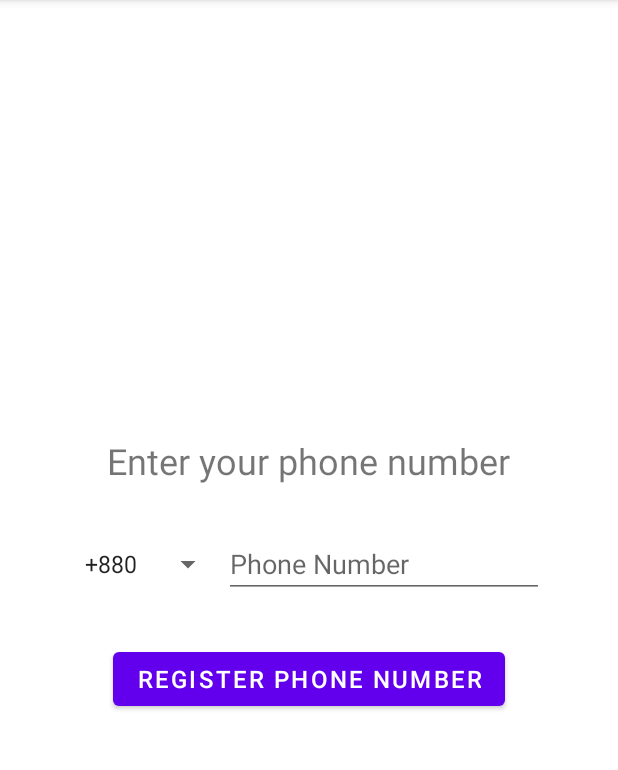
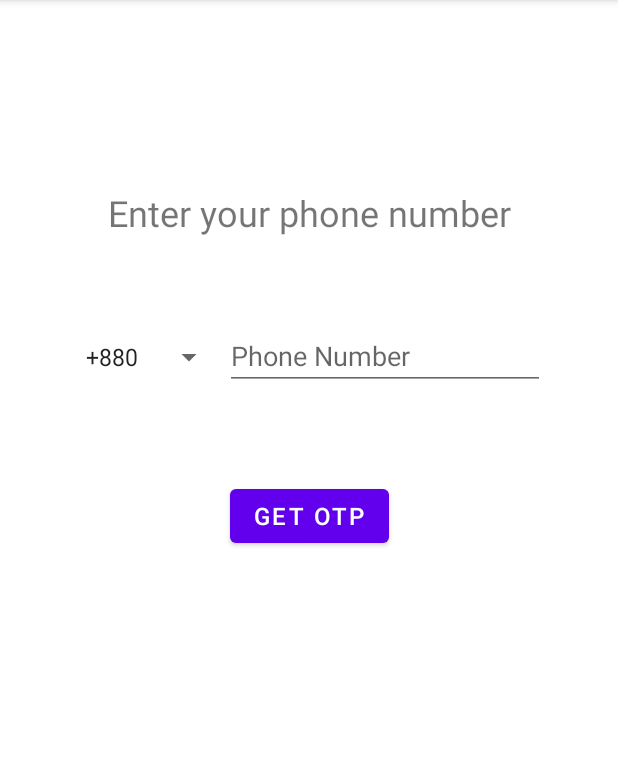
Before and after one commit to TeamAugmentors/JobSeeker, an Android app: the screen it shows after launch (MainActivity before the commit, WelcomeScreen after it), on a phone screen of 412 x 824 dp, the part 84-854 px from its top. Run offline under Robolectric (Android 15) with nearby library versions, the phone set to English and light mode, and no system bars; libraries missing offline, so code that uses them is left out: com.mukesh, com.parse; 3 statements that could not run were skipped.

Commit message:
Simplified stuff

```diff
--- a/app/src/main/java/com/example/jobseeker/MainActivity.java
+++ /dev/null
@@ -1,74 +0,0 @@
-package com.example.jobseeker;
-
-import androidx.appcompat.app.AppCompatActivity;
-import androidx.fragment.app.Fragment;
-import androidx.viewpager.widget.PagerAdapter;
-import androidx.viewpager.widget.ViewPager;
-import androidx.viewpager2.widget.ViewPager2;
-
-import android.content.Intent;
-import android.os.Bundle;
-import android.transition.Slide;
-import android.view.View;
-import android.view.ViewParent;
-import android.widget.EditText;
-import android.widget.ListView;
-import android.widget.Toast;
-
-import com.example.jobseeker.databinding.ActivityMainBinding;
-import com.example.jobseeker.fragments.PageFragment1;
-import com.example.jobseeker.fragments.PageFragment2;
-
-import java.util.ArrayList;
-import java.util.List;
-
-public class MainActivity extends AppCompatActivity {
-
-    ActivityMainBinding binding;
-    boolean slideChange = false;
-    @Override
-    protected void onCreate(Bundle savedInstanceState) {
-        super.onCreate(savedInstanceState);
-        binding=ActivityMainBinding.inflate(getLayoutInflater());
-        setContentView(binding.getRoot());
-
-
-
-        SlidePageAdapter slidePageAdapter = new SlidePageAdapter(this);
-
-        binding.viewPager2.setAdapter(slidePageAdapter);
-
-        binding.viewPager2.registerOnPageChangeCallback(new ViewPager2.OnPageChangeCallback() {
-            @Override
-            public void onPageSelected(int position) {
-                if(position==1 && !slideChange){
-                    binding.viewPager2.setCurrentItem(0);
-                    Toast.makeText(MainActivity.this,"You must enter phone number",Toast.LENGTH_SHORT).show();
-                }
-                else{
-                    slideChange=false;
-                }
-            }
-        });
-
-
-    }
-    public void register(View view) {
-        String phoneNo = ((EditText)findViewById(R.id.editTextPhone)).getText().toString();
-        if(phoneNo.length()==0){
-            Toast.makeText(MainActivity.this,"Enter phone number",Toast.LENGTH_SHORT).show();
-        }
-        else if(phoneNo.length()!=11){
-            Toast.makeText(MainActivity.this,"Enter correct phone number",Toast.LENGTH_SHORT).show();
-        }
-        else{
-            slideChange=true;
-            binding.viewPager2.setCurrentItem(1);
-        }
-    }
-
-    public void verify(View view) {
-        Intent intent = new Intent(MainActivity.this,NextActivity.class);
-        startActivity(intent);
-    }
-}
--- a/app/src/main/java/com/example/jobseeker/SlidePageAdapter.java
+++ /dev/null
@@ -1,38 +0,0 @@
-package com.example.jobseeker;
-
-import androidx.annotation.NonNull;
-import androidx.fragment.app.Fragment;
-import androidx.fragment.app.FragmentActivity;
-import androidx.fragment.app.FragmentManager;
-import androidx.fragment.app.FragmentStatePagerAdapter;
-import androidx.viewpager2.adapter.FragmentStateAdapter;
-
-import com.example.jobseeker.fragments.PageFragment1;
-import com.example.jobseeker.fragments.PageFragment2;
-
-import java.util.List;
-
-public class SlidePageAdapter extends FragmentStateAdapter {
-
-
-    public SlidePageAdapter(@NonNull FragmentActivity fragmentActivity) {
-        super(fragmentActivity);
-    }
-
-    @NonNull
-    @Override
-    public Fragment createFragment(int position) {
-        switch (position) {
-            case 0:
-                return new PageFragment1();
-            case 1:
-                return new PageFragment2();
-        }
-        return null;
-    }
-
-    @Override
-    public int getItemCount() {
-        return 2;
-    }
-}
--- a/app/src/main/java/com/example/jobseeker/SplashScreen.java
+++ b/app/src/main/java/com/example/jobseeker/app/startScreen/SplashScreen.java
@@ -1,9 +1,11 @@
-package com.example.jobseeker;
+package com.example.jobseeker.app.startScreen;
 
 import androidx.appcompat.app.AppCompatActivity;
 
 import android.content.Intent;
 import android.os.Bundle;
+
+import com.example.jobseeker.R;
 
 public class SplashScreen extends AppCompatActivity {
 
@@ -11,10 +13,8 @@ public class SplashScreen extends AppCompatActivity {
     protected void onCreate(Bundle savedInstanceState) {
         super.onCreate(savedInstanceState);
         setContentView(R.layout.activity_splash_screen);
-
-        startActivity(new Intent(this,MainActivity.class));
+        startActivity(new Intent(this, WelcomeScreen.class));
         finish();
     }
 
-
 }
--- /dev/null
+++ b/app/src/main/java/com/example/jobseeker/app/startScreen/WelcomeScreen.java
@@ -0,0 +1,86 @@
+package com.example.jobseeker.app.startScreen;
+
+import androidx.appcompat.app.AppCompatActivity;
+import androidx.viewpager2.widget.ViewPager2;
+
+import android.content.Intent;
+import android.os.Bundle;
+import android.util.Log;
+import android.view.View;
+import android.widget.EditText;
+import android.widget.TextView;
+import android.widget.Toast;
+
+import com.example.jobseeker.R;
+import com.example.jobseeker.databinding.ActivityMainBinding;
+import com.example.jobseeker.app.homePage.HomePage;
+import com.example.jobseeker.app.startScreen.adapters.WelcomeScreenViewPager2Adapter;
+import com.parse.ParseException;
+import com.parse.ParseUser;
+import com.parse.SignUpCallback;
+
+public class WelcomeScreen extends AppCompatActivity {
+
+    ActivityMainBinding binding;
+    boolean slideChange = false;
+    WelcomeScreenViewPager2Adapter adapter;
+
+    @Override
+    protected void onCreate(Bundle savedInstanceState) {
+        super.onCreate(savedInstanceState);
+        binding = ActivityMainBinding.inflate(getLayoutInflater());
+        setContentView(binding.getRoot());
+
+        init();
+    }
+
+    private void init() {
+        adapter = new WelcomeScreenViewPager2Adapter(this);
+
+        binding.viewPager2.setAdapter(adapter);
+        binding.viewPager2.setOffscreenPageLimit(5);
+
+        binding.viewPager2.registerOnPageChangeCallback(new ViewPager2.OnPageChangeCallback() {
+            @Override
+            public void onPageSelected(int position) {
+                if (position == 1 && !slideChange) {
+                    binding.viewPager2.setCurrentItem(0);
+                    Toast.makeText(WelcomeScreen.this, "You must enter phone number", Toast.LENGTH_SHORT).show();
+                } else {
+                    slideChange = false;
+                }
+            }
+        });
+
+    }
+
+    //onClick
+    public void getOtp(View view) {
+        String phoneNo = ((EditText) findViewById(R.id.editTextPhone)).getText().toString();
+        if (phoneNo.length() == 0) {
+            Toast.makeText(WelcomeScreen.this, "Please enter your phone number", Toast.LENGTH_SHORT).show();
+        } else if (phoneNo.length() != 11) {
+            Toast.makeText(WelcomeScreen.this, "Please enter a correct phone number!", Toast.LENGTH_SHORT).show();
+        } else {
+            slideChange = true;
+            binding.viewPager2.setCurrentItem(1);
+            adapter.getEnterOTPSlide().setOtpHeaderText("We have sent a code to +88" + phoneNo);
+
+            createUser(phoneNo);
+        }
+    }
+
+    //Parse
+
+    public void createUser(String phoneNo) {
+        ParseUser user = new ParseUser();
+        user.setUsername(phoneNo);
+        user.setPassword("1234abc");
+
+    }
+
+    public void verify(View view) {
+        Intent intent = new Intent(WelcomeScreen.this, HomePage.class);
+        startActivity(intent);
+    }
+}
--- /dev/null
+++ b/app/src/main/java/com/example/jobseeker/app/startScreen/adapters/WelcomeScreenViewPager2Adapter.java
@@ -0,0 +1,37 @@
+package com.example.jobseeker.app.startScreen.adapters;
+
+import androidx.annotation.NonNull;
+import androidx.fragment.app.Fragment;
+import androidx.fragment.app.FragmentActivity;
+import androidx.viewpager2.adapter.FragmentStateAdapter;
+
+import com.example.jobseeker.app.startScreen.fragments.EnterPhoneSlide;
+import com.example.jobseeker.app.startScreen.fragments.EnterOTPSlide;
+
+public class WelcomeScreenViewPager2Adapter extends FragmentStateAdapter {
+    EnterOTPSlide enterOTPSlide = new EnterOTPSlide();
+
+    public WelcomeScreenViewPager2Adapter(@NonNull FragmentActivity fragmentActivity) {
+        super(fragmentActivity);
+    }
+
+    @NonNull
+    @Override
+    public Fragment createFragment(int position) {
+        switch (position) {
+            case 0:
+                return new EnterPhoneSlide();
+            case 1:
+                return enterOTPSlide;
+        }
+        return null;
+    }
+
+    public EnterOTPSlide getEnterOTPSlide(){
+        return enterOTPSlide;
+    }
+    @Override
+    public int getItemCount() {
+        return 2;
+    }
+}
--- /dev/null
+++ b/app/src/main/java/com/example/jobseeker/app/startScreen/fragments/EnterOTPSlide.java
@@ -0,0 +1,44 @@
+package com.example.jobseeker.app.startScreen.fragments;
+
+import android.os.Bundle;
+import android.view.LayoutInflater;
+import android.view.View;
+import android.view.ViewGroup;
+import android.widget.TextView;
+
+import androidx.annotation.NonNull;
+import androidx.annotation.Nullable;
+import androidx.fragment.app.Fragment;
+
+import com.example.jobseeker.R;
+import com.mukesh.OtpView;
+
+public class EnterOTPSlide extends Fragment {
+
+    OtpView otpView;
+    @Nullable
+    @Override
+    public View onCreateView(@NonNull LayoutInflater inflater, @Nullable ViewGroup container, @Nullable Bundle savedInstanceState) {
+        return inflater.inflate(R.layout.fragment_enter_otp_slide,container,false);
+    }
+
+    TextView otpHeader;
+    @Override
+    public void onViewCreated(@NonNull View view, @Nullable Bundle savedInstanceState) {
+        otpHeader = getView().findViewById(R.id.otp_header);
+        otpView = getView().findViewById(R.id.otp_view);
+
+        otpView.setAnimationEnable(true);
+    }
+
+
+    public TextView getOtpHeader() {
+        return otpHeader;
+    }
+
+    public void setOtpHeaderText(String text) {
+        otpHeader.setText(text);
+    }
+
+
+}
--- a/app/src/main/java/com/example/jobseeker/fragments/PageFragment2.java
+++ b/app/src/main/java/com/example/jobseeker/app/startScreen/fragments/EnterPhoneSlide.java
@@ -1,9 +1,10 @@
-package com.example.jobseeker.fragments;
+package com.example.jobseeker.app.startScreen.fragments;
 
 import android.os.Bundle;
 import android.view.LayoutInflater;
 import android.view.View;
 import android.view.ViewGroup;
+import android.widget.TextView;
 
 import androidx.annotation.NonNull;
 import androidx.annotation.Nullable;
@@ -11,11 +12,12 @@ import androidx.fragment.app.Fragment;
 
 import com.example.jobseeker.R;
 
-public class PageFragment2 extends Fragment {
+public class EnterPhoneSlide extends Fragment {
+
     @Nullable
     @Override
     public View onCreateView(@NonNull LayoutInflater inflater, @Nullable ViewGroup container, @Nullable Bundle savedInstanceState) {
+        return inflater.inflate(R.layout.fragment_enter_phone_slide,container,false);
+    }
 
-        return inflater.inflate(R.layout.fragment_2,container,false);
-    }
 }
--- a/app/src/main/java/com/example/jobseeker/fragments/PageFragment1.java
+++ /dev/null
@@ -1,21 +0,0 @@
-package com.example.jobseeker.fragments;
-
-import android.os.Bundle;
-import android.view.LayoutInflater;
-import android.view.View;
-import android.view.ViewGroup;
-
-import androidx.annotation.NonNull;
-import androidx.annotation.Nullable;
-import androidx.fragment.app.Fragment;
-
-import com.example.jobseeker.R;
-
-public class PageFragment1 extends Fragment {
-    @Nullable
-    @Override
-    public View onCreateView(@NonNull LayoutInflater inflater, @Nullable ViewGroup container, @Nullable Bundle savedInstanceState) {
-
-        return inflater.inflate(R.layout.fragment_1,container,false);
-    }
-}
--- a/app/src/main/java/com/example/jobseeker/parseSdk/Connect.java
+++ b/app/src/main/java/com/example/jobseeker/parseSdk/Connect.java
@@ -11,9 +11,10 @@ public class Connect extends Application {
     @Override
     public void onCreate() {
         super.onCreate();
+
         Parse.initialize(new Parse.Configuration.Builder(this)
-                .applicationId("BCrUQVkk80pCdeImSXoKXL5ZCtyyEZwbN7mAb11f")
-                .clientKey("rWFPEbTs7UzkaVsIXnQ4qmmr9oWqwXfiiJehtIZu")
+                .applicationId("gRw1Gi6IbKyW5gzLO9Z4ELrn8yc4bR23yHt9LdeT")
+                .clientKey("m6vU8Jrlji7N8gt7XeCjBXUjZ4KqrtzEO7hzz6Rl")
                 .server("https://parseapi.back4app.com")
                 .build()
         );
--- a/app/src/main/res/layout/activity_splash_screen.xml
+++ b/app/src/main/res/layout/activity_splash_screen.xml
@@ -4,6 +4,6 @@
     xmlns:tools="http://schemas.android.com/tools"
     android:layout_width="match_parent"
     android:layout_height="match_parent"
-    tools:context=".SplashScreen">
+    tools:context=".app.startScreen.SplashScreen">
 
 </androidx.constraintlayout.widget.ConstraintLayout>
--- a/app/src/main/res/layout/fragment_1.xml
+++ /dev/null
@@ -1,61 +0,0 @@
-<?xml version="1.0" encoding="utf-8"?>
-<LinearLayout xmlns:android="http://schemas.android.com/apk/res/android"
-    xmlns:app="http://schemas.android.com/apk/res-auto"
-    xmlns:tools="http://schemas.android.com/tools"
-    android:layout_width="match_parent"
-    android:layout_height="match_parent"
-    android:gravity="center"
-    android:orientation="vertical"
-    tools:context=".MainActivity">
-
-    <TextView
-        android:id="@+id/phoneNoTextView"
-        android:layout_width="wrap_content"
-        android:layout_height="wrap_content"
-        android:text="@string/enter_phone_no"
-        android:textSize="24sp"
-        app:layout_constraintEnd_toEndOf="parent"
-        app:layout_constraintStart_toStartOf="parent"
-        app:layout_constraintTop_toTopOf="parent" />
-
-    <LinearLayout
-        android:layout_width="wrap_content"
-        android:layout_height="wrap_content"
-        android:orientation="horizontal"
-        android:layout_gravity="center">
-        <Spinner
-            android:layout_width="match_parent"
-            android:layout_height="match_parent"
-            android:layout_marginTop="30dp"
-            android:entries="@array/country_list">
-        </Spinner>
-
-    <EditText
-        android:id="@+id/editTextPhone"
-        android:layout_width="wrap_content"
-        android:layout_height="wrap_content"
-        android:layout_marginTop="30dp"
-        android:ems="10"
-        android:hint="@string/phone_no"
-        android:textAlignment="textStart"
-        android:inputType="phone"
-        android:importantForAutofill="no"
-        app:layout_constraintEnd_toEndOf="parent"
-        app:layout_constraintStart_toStartOf="parent"
-        app:layout_constraintTop_toBottomOf="@+id/phoneNoTextView" />
-    </LinearLayout>
-
-    <Button
-        android:id="@+id/registerButton"
-        android:layout_width="wrap_content"
-        android:layout_height="wrap_content"
-        android:layout_marginTop="30dp"
-        android:textSize="16sp"
-        android:onClick="register"
-
-        android:text="@string/register_phone_number"
-        app:layout_constraintEnd_toEndOf="parent"
-        app:layout_constraintStart_toStartOf="parent"
-        app:layout_constraintTop_toBottomOf="@+id/editTextPhone" />
-
-</LinearLayout>
--- /dev/null
+++ b/app/src/main/res/layout/fragment_enter_phone_slide.xml
@@ -0,0 +1,67 @@
+<?xml version="1.0" encoding="utf-8"?>
+<androidx.constraintlayout.widget.ConstraintLayout xmlns:android="http://schemas.android.com/apk/res/android"
+    xmlns:app="http://schemas.android.com/apk/res-auto"
+    xmlns:tools="http://schemas.android.com/tools"
+    android:layout_width="match_parent"
+    android:layout_height="match_parent"
+    android:gravity="center"
+    android:orientation="vertical"
+    tools:context=".app.startScreen.WelcomeScreen">
+
+    <TextView
+        android:id="@+id/phoneNoTextView"
+        android:layout_width="wrap_content"
+        android:layout_height="wrap_content"
+        android:text="@string/enter_phone_no"
+        android:textSize="24sp"
+        app:layout_constraintBottom_toBottomOf="parent"
+        app:layout_constraintEnd_toEndOf="parent"
+        app:layout_constraintStart_toStartOf="parent"
+        app:layout_constraintTop_toTopOf="parent"
+        app:layout_constraintVertical_bias="0.17000002" />
+
+    <LinearLayout
+        android:id="@+id/linearLayout"
+        android:layout_width="wrap_content"
+        android:layout_height="wrap_content"
+        android:layout_gravity="center"
+        android:orientation="horizontal"
+        app:layout_constraintBottom_toBottomOf="parent"
+        app:layout_constraintEnd_toEndOf="parent"
+        app:layout_constraintStart_toStartOf="parent"
+        app:layout_constraintTop_toBottomOf="@+id/phoneNoTextView"
+        app:layout_constraintVertical_bias="0.100000024">
+
+        <Spinner
+            android:layout_width="wrap_content"
+            android:layout_height="wrap_content"
+            android:entries="@array/country_list" />
+
+        <EditText
+            android:id="@+id/editTextPhone"
+            android:layout_width="wrap_content"
+            android:layout_height="wrap_content"
+            android:ems="10"
+            android:hint="@string/phone_no"
+            android:importantForAutofill="no"
+            android:inputType="phone"
+            android:textAlignment="textStart"
+            app:layout_constraintEnd_toEndOf="parent"
+            app:layout_constraintStart_toStartOf="parent"
+            app:layout_constraintTop_toBottomOf="@+id/phoneNoTextView" />
+    </LinearLayout>
+
+    <Button
+        android:id="@+id/registerButton"
+        android:layout_width="wrap_content"
+        android:layout_height="wrap_content"
+        android:onClick="getOtp"
+        android:text="Get Otp"
+        android:textSize="16sp"
+        app:layout_constraintBottom_toBottomOf="parent"
+        app:layout_constraintEnd_toEndOf="parent"
+        app:layout_constraintStart_toStartOf="parent"
+        app:layout_constraintTop_toBottomOf="@+id/linearLayout"
+        app:layout_constraintVertical_bias="0.13" />
+
+</androidx.constraintlayout.widget.ConstraintLayout>
--- a/app/src/main/res/values-night/themes.xml
+++ b/app/src/main/res/values-night/themes.xml
@@ -2,13 +2,14 @@
     <!-- Base application theme. -->
     <style name="Theme.JobSeeker" parent="Theme.MaterialComponents.DayNight.DarkActionBar">
         <!-- Primary brand color. -->
-        <item name="colorPrimary">@color/purple_200</item>
+        <item name="colorPrimary">@color/purple_500</item>
         <item name="colorPrimaryVariant">@color/purple_700</item>
-        <item name="colorOnPrimary">@color/black</item>
+        <item name="colorOnPrimary">@color/white</item>
         <!-- Secondary brand color. -->
         <item name="colorSecondary">@color/teal_200</item>
-        <item name="colorSecondaryVariant">@color/teal_200</item>
+        <item name="colorSecondaryVariant">@color/teal_700</item>
         <item name="colorOnSecondary">@color/black</item>
+        <item name="otpViewStyle">@style/OtpWidget.OtpView</item>
         <!-- Status bar color. -->
         <item name="android:statusBarColor" tools:targetApi="l">?attr/colorPrimaryVariant</item>
         <!-- Customize your theme here. -->
--- a/app/src/main/res/values/themes.xml
+++ b/app/src/main/res/values/themes.xml
@@ -1,6 +1,6 @@
 <resources xmlns:tools="http://schemas.android.com/tools">
     <!-- Base application theme. -->
-    <style name="Theme.JobSeeker" parent="Theme.MaterialComponents.DayNight.DarkActionBar">
+    <style name="Theme.JobSeeker" parent="Theme.MaterialComponents.Light.DarkActionBar">
         <!-- Primary brand color. -->
         <item name="colorPrimary">@color/purple_500</item>
         <item name="colorPrimaryVariant">@color/purple_700</item>
@@ -9,6 +9,8 @@
         <item name="colorSecondary">@color/teal_200</item>
         <item name="colorSecondaryVariant">@color/teal_700</item>
         <item name="colorOnSecondary">@color/black</item>
+        <item name="otpViewStyle">@style/OtpWidget.OtpView</item>
+        <item name="android:forceDarkAllowed" tools:targetApi="q">true</item>
         <!-- Status bar color. -->
         <item name="android:statusBarColor" tools:targetApi="l">?attr/colorPrimaryVariant</item>
         <!-- Customize your theme here. -->
```
Also changed, not shown: app/build.gradle (+8 -2 lines), app/src/main/AndroidManifest.xml (+10 -5 lines), app/src/main/java/com/example/jobseeker/SecondPage.java (deleted, +0 -18 lines), app/src/main/java/com/example/jobseeker/app/homePage/HomePage.java (renamed from app/src/main/java/com/example/jobseeker/NextActivity.java, +5 -2 lines), app/src/main/res/layout/fragment_2.xml (deleted, +0 -63 lines), app/src/main/res/layout/fragment_enter_otp_slide.xml (added, +78 -0 lines).
